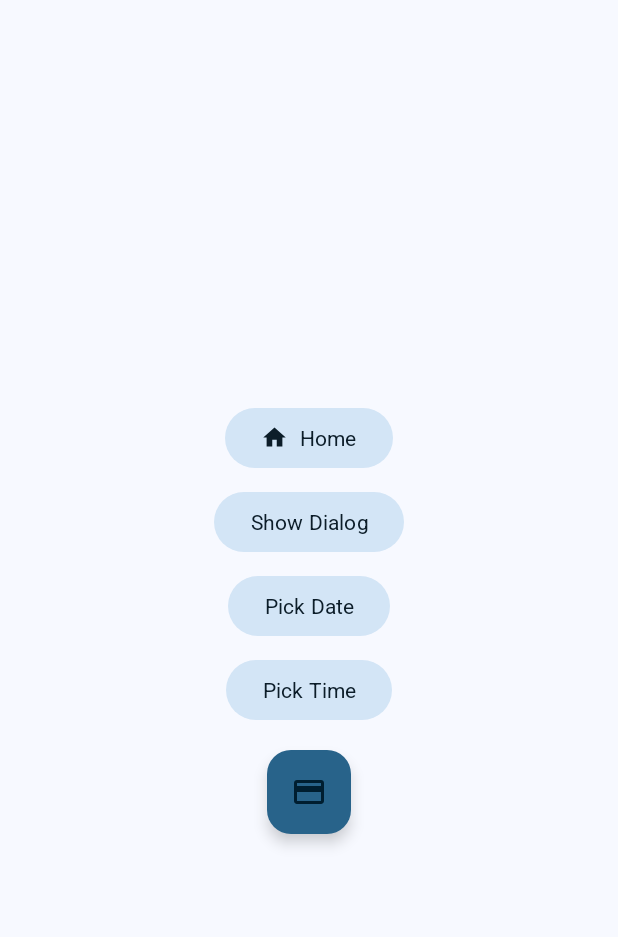
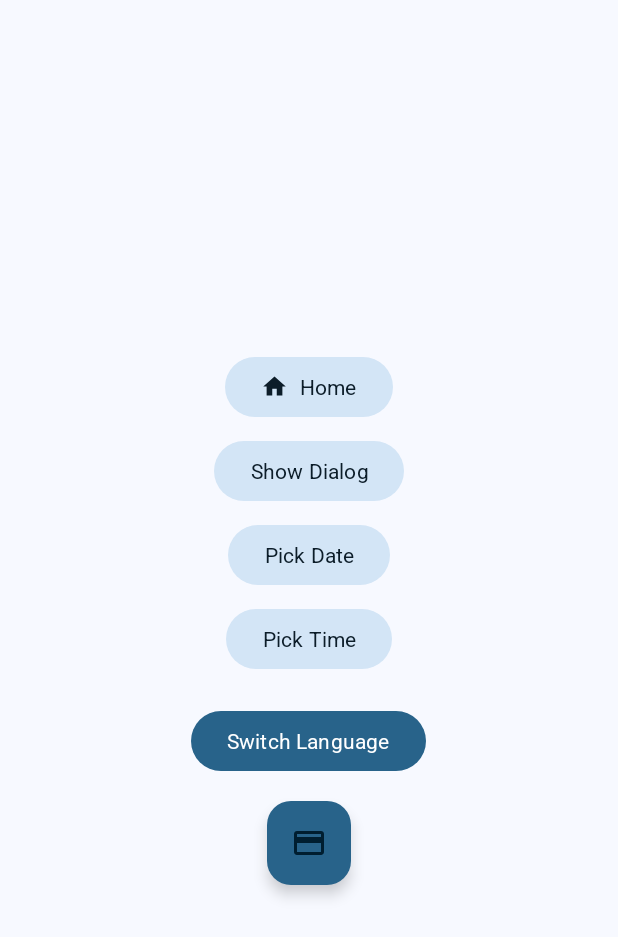
Before and after one commit to iOneDev305/android-practice-app, an Android app: the DemoActivity screen opened directly, with no data from a screen before it, on a phone screen of 412 x 824 dp. Shown: the top 937 px of the screen. Run offline under Robolectric (Android 15) with nearby library versions, the phone set to English and light mode, and no system bars.

Commit message:
update languege

```diff
--- /dev/null
+++ b/app/src/main/java/com/lyhorng/practiceapp/common/SharedPreferencesHelper.kt
@@ -0,0 +1,24 @@
+package com.lyhorng.practiceapp.common
+
+import android.content.Context
+import android.content.SharedPreferences
+
+class SharedPreferencesHelper(context: Context) {
+
+    private val sharedPreferences: SharedPreferences =
+        context.getSharedPreferences("AppPreferences", Context.MODE_PRIVATE)
+
+    companion object {
+        private const val LANGUAGE_KEY = "language"
+    }
+
+    fun saveLanguage(languageCode: String) {
+        val editor = sharedPreferences.edit()
+        editor.putString(LANGUAGE_KEY, languageCode)
+        editor.apply()
+    }
+
+    fun getLanguage(): String {
+        return sharedPreferences.getString(LANGUAGE_KEY, "en") ?: "en"
+    }
+}
--- a/app/src/main/java/com/lyhorng/practiceapp/ui/demo/DemoActivity.kt
+++ b/app/src/main/java/com/lyhorng/practiceapp/ui/demo/DemoActivity.kt
@@ -11,6 +11,8 @@ import com.google.android.material.timepicker.MaterialTimePicker
 import com.google.android.material.timepicker.TimeFormat
 import com.lyhorng.practiceapp.databinding.ActivityDemoBinding
 import com.lyhorng.practiceapp.R
+import com.lyhorng.practiceapp.common.LanguageUtils
+import com.lyhorng.practiceapp.common.SharedPreferencesHelper
 import com.lyhorng.practiceapp.ui.home.HomeActivity
 import java.text.SimpleDateFormat
 import java.util.Date
@@ -18,18 +20,25 @@ import java.util.Locale
 
 class DemoActivity : AppCompatActivity(){
     private lateinit var binding: ActivityDemoBinding
+    private lateinit var sharedPreferencesHelper: SharedPreferencesHelper
 
     override fun onCreate(savedInstanceState: Bundle?) {
         super.onCreate(savedInstanceState)
-
+        sharedPreferencesHelper = SharedPreferencesHelper(this)
         binding = ActivityDemoBinding.inflate(layoutInflater)
         setContentView(binding.root)
+        val currentLanguage = resources.configuration.locales.get(0).language
 
         binding.home.setOnClickListener{
             startActivity(Intent(this, HomeActivity::class.java))
         }
         binding.btnDialog.setOnClickListener{
             showDialog()
+        }
+        binding.switchLanguageButton.setOnClickListener{
+            val newLanguage = if (currentLanguage == "km") "en" else "km"
+            changeLanguage(newLanguage)
+
         }
         binding.btnDatePicker.setOnClickListener{ showDatePicker() }
         binding.btnTimePicker.setOnClickListener{ showTimePicker() }
@@ -83,4 +92,20 @@ class DemoActivity : AppCompatActivity(){
     }
 
 
+    private fun changeLanguage(languageCode: String) {
+        // Save the new language to SharedPreferences
+        sharedPreferencesHelper.saveLanguage(languageCode)
+
+        // Update the locale
+        LanguageUtils.setLocale(this, languageCode)
+
+        // Recreate the activity to apply the new language
+        recreate()
+    }
+
+    private fun setLanguageFromPreferences() {
+        // Get the saved language preference and apply it
+        val languageCode = sharedPreferencesHelper.getLanguage()
+        LanguageUtils.setLocale(this, languageCode)
+    }
 }
--- a/app/src/main/res/layout/activity_demo.xml
+++ b/app/src/main/res/layout/activity_demo.xml
@@ -43,6 +43,16 @@
         android:text="@string/time_picker_button"
         android:layout_marginTop="8dp"/>
 
+    <Button
+        android:id="@+id/switchLanguageButton"
+        android:layout_width="wrap_content"
+        android:layout_height="wrap_content"
+        android:text="Switch Language"
+        app:layout_constraintTop_toBottomOf="@+id/textView"
+        app:layout_constraintStart_toStartOf="parent"
+        app:layout_constraintEnd_toEndOf="parent"
+        android:layout_marginTop="20dp"/>
+
     <!-- Floating Action Button (FAB) -->
     <com.google.android.material.floatingactionbutton.FloatingActionButton
         android:id="@+id/fab"
```
Also changed, not shown: app/src/main/java/com/lyhorng/practiceapp/MainActivity.kt (+17 -49 lines), app/src/main/java/com/lyhorng/practiceapp/common/LanguageUtils.kt (added, +17 -0 lines).
